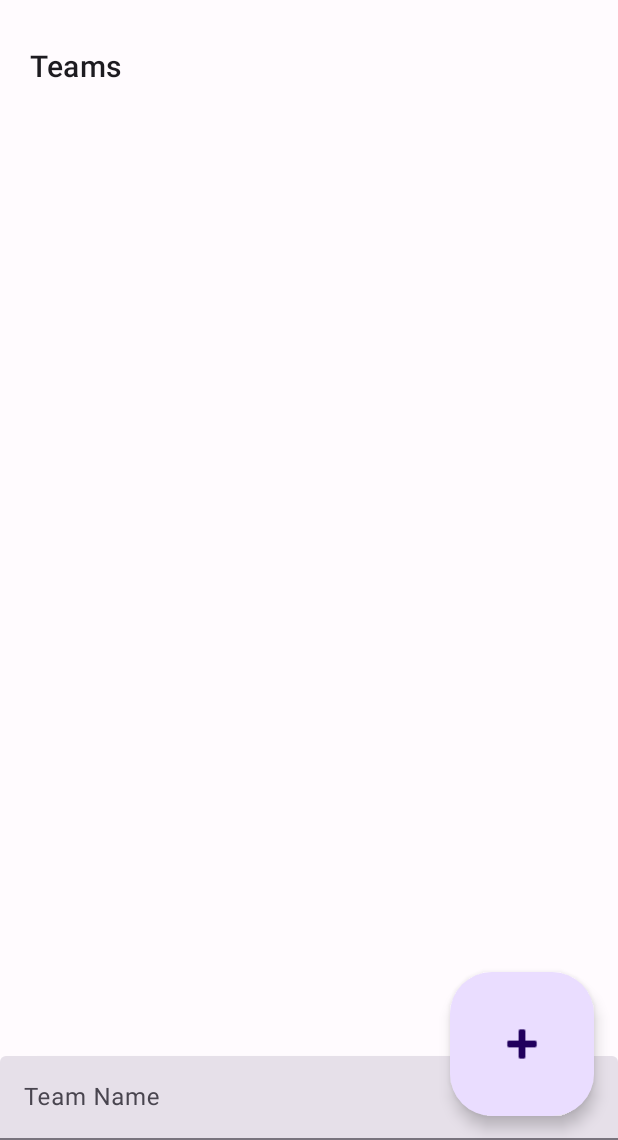
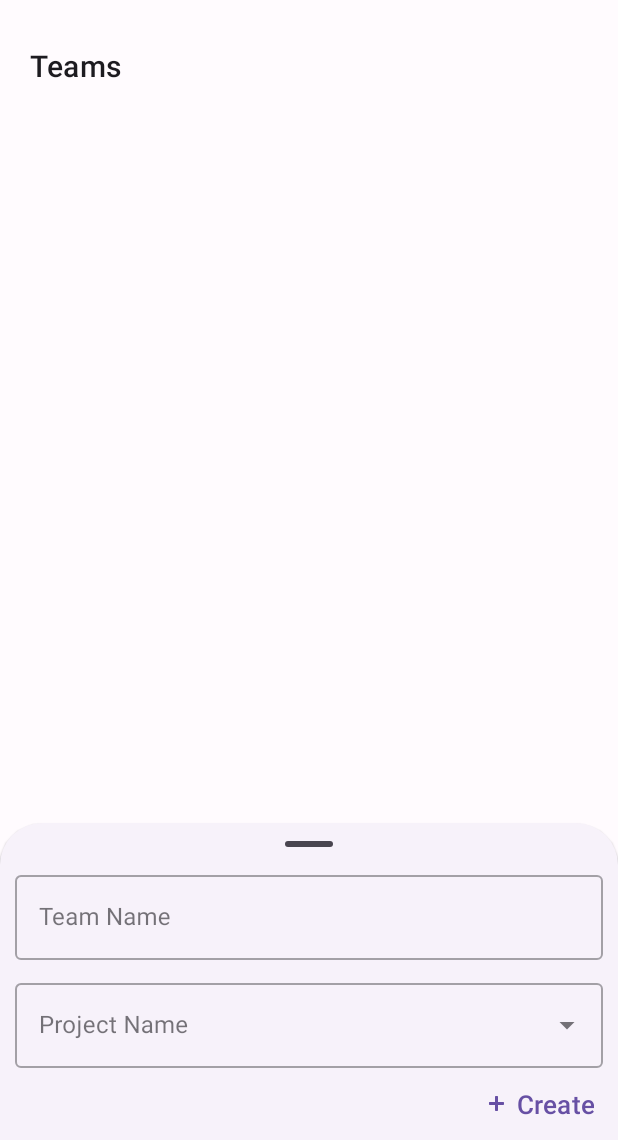
Before and after one commit to BlessedJnr/comp-341-assigment, an Android app: the TeamsActivity screen opened directly, with no data from a screen before it, after a tap on "Add Project", on a phone screen of 412 x 824 dp, the part 96-1236 px from its top. Run offline under Robolectric (Android 15) with nearby library versions, the phone set to English and light mode, and no system bars; our stand-ins replace Firebase (no records; nobody signed in at launch, a user with empty details on screens opened directly).

Commit message:
changed layout when adding teams

```diff
--- a/ProductivityApp/app/src/main/java/com/example/productivityapp/Teams/TeamsActivity.java
+++ b/ProductivityApp/app/src/main/java/com/example/productivityapp/Teams/TeamsActivity.java
@@ -6,16 +6,11 @@ import androidx.appcompat.widget.Toolbar;
 import androidx.recyclerview.widget.GridLayoutManager;
 import androidx.recyclerview.widget.RecyclerView;
 
-import android.content.Context;
 import android.os.Bundle;
 import android.os.Handler;
 import android.view.View;
-import android.view.inputmethod.EditorInfo;
-import android.view.inputmethod.InputMethodManager;
 import android.widget.Toast;
 
-import com.example.productivityapp.Project.CreateProject;
-import com.example.productivityapp.Project.ProjectAdapterClass;
 import com.example.productivityapp.databinding.ActivityTeamsBinding;
 import com.google.android.material.bottomsheet.BottomSheetBehavior;
 import com.google.firebase.auth.FirebaseAuth;
@@ -64,17 +59,23 @@ public class TeamsActivity extends AppCompatActivity {
         //get the teams
         createTeamCardList();
         buildRecylerView();
-        retrieveProject();
+        retrieveTeam();
 
         BottomSheetBehavior bottomSheetBehavior = BottomSheetBehavior.from(binding.teamsStandardBtmSheet);
         bottomSheetBehavior.setState(BottomSheetBehavior.STATE_HIDDEN);
 
-        binding.floatingActionButton.setOnClickListener(v -> bottomSheetBehavior.setState(BottomSheetBehavior.STATE_EXPANDED));
+        binding.floatingActionButton.setOnClickListener(new View.OnClickListener() {
+            @Override
+            public void onClick(View v) {
+                bottomSheetBehavior.setState(BottomSheetBehavior.STATE_EXPANDED);
+                binding.floatingActionButton.hide();
+            }
+        });
 
-        binding.teamsInputEditText.setOnEditorActionListener((v, actionId, event) -> {
-            if (actionId == EditorInfo.IME_ACTION_SEND) {
+        binding.addTeam.setOnClickListener(new View.OnClickListener() {
+            @Override
+            public void onClick(View v) {
                 String text = Objects.requireNonNull(binding.teamsInputEditText.getText()).toString();
-
                 if (!text.isEmpty()) {
 
                     //Create a new team
@@ -83,14 +84,17 @@ public class TeamsActivity extends AppCompatActivity {
 
                     binding.teamsInputEditText.setText("");
 
-                    retrieveProject();
-                    hideKeyboard();
+                    retrieveTeam();
                     // Add a delay of 100ms before hiding the bottom sheet
                     new Handler().postDelayed(() -> bottomSheetBehavior.setState(BottomSheetBehavior.STATE_HIDDEN), 100);
+                    binding.floatingActionButton.show();
                 }
-                return true;
+                else {
+                    Toast.makeText(TeamsActivity.this, "Fields cannot be empty", Toast.LENGTH_SHORT).show();
+                    bottomSheetBehavior.setState(BottomSheetBehavior.STATE_HIDDEN);
+                    binding.floatingActionButton.show();
+                }
             }
-            return false;
         });
     }
 
@@ -105,22 +109,13 @@ public class TeamsActivity extends AppCompatActivity {
         mAdapter = new ViewTeamsAdapter(teamsItems, TeamsActivity.this);
         mRecylerView.setAdapter(mAdapter);
     }
-
-    private void hideKeyboard() {
-        View view = this.getCurrentFocus();
-        if (view != null) {
-            InputMethodManager imm = (InputMethodManager) getSystemService(Context.INPUT_METHOD_SERVICE);
-            imm.hideSoftInputFromWindow(view.getWindowToken(), 0);
-        }
-    }
-
     private void addToDatabase(CreateTeams teams) {
         //push new project object
         DatabaseReference newTeamRef = currentUserTeamRef.push();
         newTeamRef.setValue(teams);
     }
 
-    private void retrieveProject() {
+    private void retrieveTeam() {
         currentUserTeamRef.addValueEventListener(new ValueEventListener() {
 
             @Override
--- a/ProductivityApp/app/src/main/res/layout/activity_teams.xml
+++ b/ProductivityApp/app/src/main/res/layout/activity_teams.xml
@@ -75,10 +75,10 @@
         android:layout_width="wrap_content"
         android:layout_height="wrap_content"
         android:layout_gravity="bottom|end"
-        android:layout_margin="16dp"
         android:contentDescription="@string/fab_content_desc"
         app:srcCompat="@android:drawable/ic_input_add"
-        style="?attr/floatingActionButtonLargeStyle"/>
+        style="?attr/floatingActionButtonLargeStyle"
+        android:layout_marginBottom="70dp"/>
 
     <FrameLayout
         android:id="@+id/teams_standard_btm_sheet"
@@ -95,12 +95,20 @@
             />
 
         <!--Bottom sheet contents -->
+        <LinearLayout
+            android:layout_width="match_parent"
+            android:layout_height="wrap_content"
+            android:orientation="vertical">
+
             <com.google.android.material.textfield.TextInputLayout
                 android:id="@+id/teams_filled_textfield"
                 android:layout_width="match_parent"
                 android:layout_height="wrap_content"
-            style="?attr/textInputFilledStyle"
-            android:hint="Team Name">
+                style="@style/Widget.MaterialComponents.TextInputLayout.OutlinedBox"
+                android:hint="Team Name"
+                android:layout_marginTop="29dp"
+                android:layout_marginStart="10dp"
+                android:layout_marginEnd="10dp">
 
                 <com.google.android.material.textfield.TextInputEditText
                     android:id="@+id/teams_input_edit_text"
@@ -112,6 +120,37 @@
                     android:maxLines="1"
                     />
             </com.google.android.material.textfield.TextInputLayout>
+            <com.google.android.material.textfield.TextInputLayout
+                android:id="@+id/projectname"
+                style="@style/Widget.MaterialComponents.TextInputLayout.OutlinedBox.ExposedDropdownMenu"
+                android:layout_width="match_parent"
+                android:layout_height="wrap_content"
+                android:hint="Project Name"
+                android:layout_marginTop="10dp"
+                android:layout_marginStart="10dp"
+                android:layout_marginEnd="10dp">
+
+                <AutoCompleteTextView
+                    android:id="@+id/autoCompleteTextView"
+                    android:layout_width="match_parent"
+                    android:layout_height="match_parent"
+                    android:layout_weight="1"
+                    android:inputType="none" />
+            </com.google.android.material.textfield.TextInputLayout>
+
+            <Button
+                android:id="@+id/addTeam"
+                style="@style/Widget.Material3.Button.TextButton.Icon"
+                android:layout_width="wrap_content"
+                android:layout_height="wrap_content"
+                app:icon="@android:drawable/ic_input_add"
+                android:text="Create"
+                android:layout_gravity="right"
+                android:textSize="17sp"/>
+        </LinearLayout>
+
+
+
     </FrameLayout>
 
 </androidx.coordinatorlayout.widget.CoordinatorLayout>
```
Lines whose indentation alone changed are shown as unchanged.
